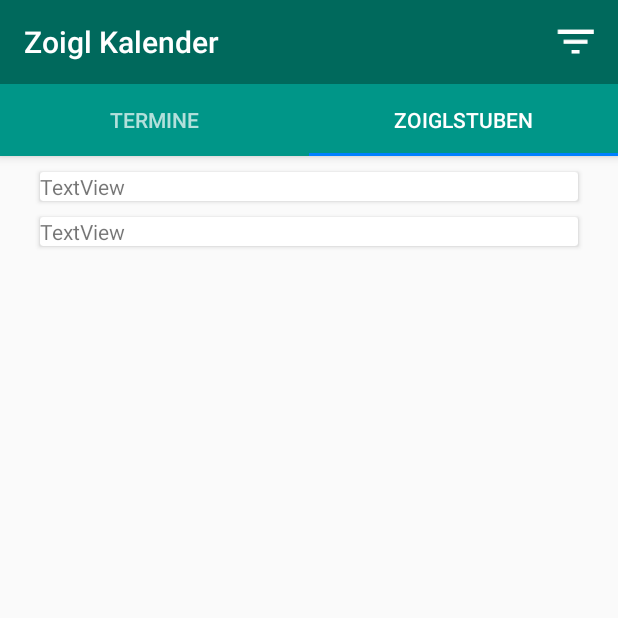
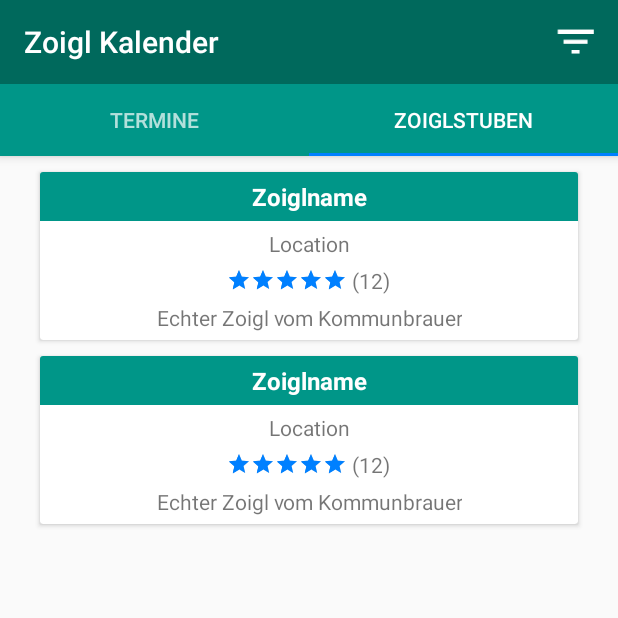
Before and after one commit to Daniel700/zoiglapp, an Android app: the screen it shows after launch (LauncherActivity), tab 2 chosen, on a phone screen of 412 x 824 dp, the top half of it. Run offline under Robolectric (Android 15) with nearby library versions, the phone set to English and light mode, and no system bars; our stand-ins replace AdMob, ButterKnife; libraries missing offline, so code that uses them is left out: com.amazonaws.auth, com.amazonaws.mobileconnectors, com.amazonaws.regions, com.amazonaws.services; 8 statements that could not run were skipped.

Commit message:
taverns list design

```diff
--- a/app/src/main/java/adapter/AdapterCalendar.java
+++ b/app/src/main/java/adapter/AdapterCalendar.java
@@ -16,6 +16,7 @@ import java.util.Date;
 
 import butterknife.BindView;
 import butterknife.ButterKnife;
+import butterknife.OnClick;
 import main.DetailedTavernActivity;
 import main.zoiglKalender.R;
 import model.Event;
@@ -26,11 +27,9 @@ import model.Event;
 public class AdapterCalendar extends RecyclerView.Adapter<AdapterCalendar.ViewHolder>{
 
     private ArrayList<Event> list;
-    private Context context;
 
-    public AdapterCalendar(ArrayList<Event> events, Context ctx){
+    public AdapterCalendar(ArrayList<Event> events){
         this.list = events;
-        this.context = ctx;
     }
 
     static class ViewHolder extends RecyclerView.ViewHolder {
@@ -41,11 +40,20 @@ public class AdapterCalendar extends RecyclerView.Adapter<AdapterCalendar.ViewHo
         @BindView(R.id.cardText_endDate)    protected TextView textEndDate;
         @BindView(R.id.cardText_endDay)     protected TextView textEndDay;
         @BindView(R.id.cardText_location)   protected TextView textLocation;
+        private Context context;
 
        public ViewHolder(View v){
            super(v);
            ButterKnife.bind(this, v);
+           this.context = v.getContext();
        }
+
+        @OnClick(R.id.card_view)
+        public void detailViewTavern(){
+            Intent intent = new Intent(context, DetailedTavernActivity.class);
+            context.startActivity(intent);
+        }
+
    }
 
 
@@ -83,13 +91,6 @@ public class AdapterCalendar extends RecyclerView.Adapter<AdapterCalendar.ViewHo
         cal.set(Calendar.MINUTE,59);
         endDate = cal.getTime();
 
-        holder.cardView.setOnClickListener(new View.OnClickListener() {
-            @Override
-            public void onClick(View view) {
-                Intent intent = new Intent(context, DetailedTavernActivity.class);
-                context.startActivity(intent);
-            }
-        });
 /*
         if ((currentDate.compareTo(startDate) > 0) && (currentDate.compareTo(endDate) < 0)) {
             holder.cardView.setCardBackgroundColor(ContextCompat.getColor(context, R.color.colorPrimary));
--- a/app/src/main/java/adapter/AdapterTaverns.java
+++ b/app/src/main/java/adapter/AdapterTaverns.java
@@ -1,6 +1,7 @@
 package adapter;
 
 import android.content.Context;
+import android.content.Intent;
 import android.support.v7.widget.CardView;
 import android.support.v7.widget.RecyclerView;
 import android.view.LayoutInflater;
@@ -11,6 +12,8 @@ import java.util.ArrayList;
 
 import butterknife.BindView;
 import butterknife.ButterKnife;
+import butterknife.OnClick;
+import main.DetailedTavernActivity;
 import main.zoiglKalender.R;
 import model.Tavern;
 
@@ -21,20 +24,26 @@ import model.Tavern;
 public class AdapterTaverns extends RecyclerView.Adapter<AdapterTaverns.ViewHolder>{
 
     private ArrayList<Tavern> tavernList;
-    private Context context;
 
-    public AdapterTaverns(ArrayList<Tavern> taverns, Context ctx){
+    public AdapterTaverns(ArrayList<Tavern> taverns){
         this.tavernList = taverns;
-        this.context = ctx;
     }
 
 
     static class ViewHolder extends RecyclerView.ViewHolder {
         @BindView(R.id.card_view_taverns)   protected CardView cardView;
+        private Context context;
 
         public ViewHolder(View v) {
             super(v);
             ButterKnife.bind(this, v);
+            this.context = v.getContext();
+        }
+
+        @OnClick(R.id.card_view_taverns)
+        public void detailViewTavern(){
+            Intent intent = new Intent(context, DetailedTavernActivity.class);
+            context.startActivity(intent);
         }
     }
 
@@ -54,4 +63,8 @@ public class AdapterTaverns extends RecyclerView.Adapter<AdapterTaverns.ViewHold
     public void onBindViewHolder(AdapterTaverns.ViewHolder holder, int position) {
 
     }
+
+
+
+
 }
--- a/app/src/main/java/view/CalendarFragment.java
+++ b/app/src/main/java/view/CalendarFragment.java
@@ -72,7 +72,7 @@ public class CalendarFragment extends Fragment {
                 }
                 loadInterstitialAd();
 
-                adapterCalendar = new AdapterCalendar(DataHolder.getInstance().getListPerMonth(position), getContext());
+                adapterCalendar = new AdapterCalendar(DataHolder.getInstance().getListPerMonth(position));
                 recyclerView.setAdapter(adapterCalendar);
             }
 
--- a/app/src/main/java/view/TavernFragment.java
+++ b/app/src/main/java/view/TavernFragment.java
@@ -42,7 +42,7 @@ public class TavernFragment extends Fragment {
         arrayList.add(tavern);
         arrayList.add(tavern1);
 
-        adapterTaverns = new AdapterTaverns(arrayList, getContext());
+        adapterTaverns = new AdapterTaverns(arrayList);
         recyclerView.setAdapter(adapterTaverns);
 
         return rootView;
--- a/app/src/main/res/layout/card_view_calendar.xml
+++ b/app/src/main/res/layout/card_view_calendar.xml
@@ -5,7 +5,8 @@
     android:id="@+id/card_view"
     android:layout_width="match_parent"
     android:layout_height="wrap_content"
-    android:layout_margin="5dp">
+    android:layout_margin="5dp"
+    android:onClick="detailViewTavern">
 
 
     <LinearLayout
--- a/app/src/main/res/layout/card_view_taverns.xml
+++ b/app/src/main/res/layout/card_view_taverns.xml
@@ -5,12 +5,69 @@
     android:id="@+id/card_view_taverns"
     android:layout_width="match_parent"
     android:layout_height="wrap_content"
-    android:layout_margin="5dp">
+    android:layout_margin="5dp"
+    android:onClick="detailViewTavern">
+
+    <LinearLayout
+        android:layout_width="match_parent"
+        android:layout_height="wrap_content"
+        android:orientation="vertical">
+
+        <TextView
+            android:layout_width="match_parent"
+            android:layout_height="wrap_content"
+            android:padding="5dp"
+            android:background="@color/colorPrimary"
+            android:textColor="@android:color/white"
+            android:textStyle="bold"
+            android:textSize="16sp"
+            android:gravity="center"
+            android:text="Zoiglname"/>
 
 
-    <TextView
-        android:text="TextView"
-        android:layout_width="wrap_content"
-        android:layout_height="wrap_content" />
+        <TextView
+            android:layout_width="match_parent"
+            android:layout_height="wrap_content"
+            android:padding="5dp"
+            android:gravity="center"
+            android:text="Location"/>
+
+
+        <LinearLayout
+            android:layout_width="match_parent"
+            android:layout_height="wrap_content"
+            android:orientation="horizontal"
+            android:layout_marginBottom="5dp"
+            android:gravity="center">
+
+            <RatingBar
+                android:layout_width="wrap_content"
+                android:layout_height="wrap_content"
+                android:rating="5"
+                android:stepSize="0.1"
+                android:numStars="5"
+                android:isIndicator="true"
+                style="?android:attr/ratingBarStyleSmall"/>
+
+            <TextView
+                android:layout_width="wrap_content"
+                android:layout_height="wrap_content"
+                android:layout_marginLeft="3dp"
+                android:layout_marginStart="3dp"
+                android:text="(12)"/>
+
+        </LinearLayout>
+
+        <TextView
+            android:layout_width="wrap_content"
+            android:layout_height="wrap_content"
+            android:layout_marginBottom="5dp"
+            android:layout_gravity="center"
+            android:gravity="center"
+            android:text="Echter Zoigl vom Kommunbrauer" />
+
+
+    </LinearLayout>
+
 
 </android.support.v7.widget.CardView>
```
